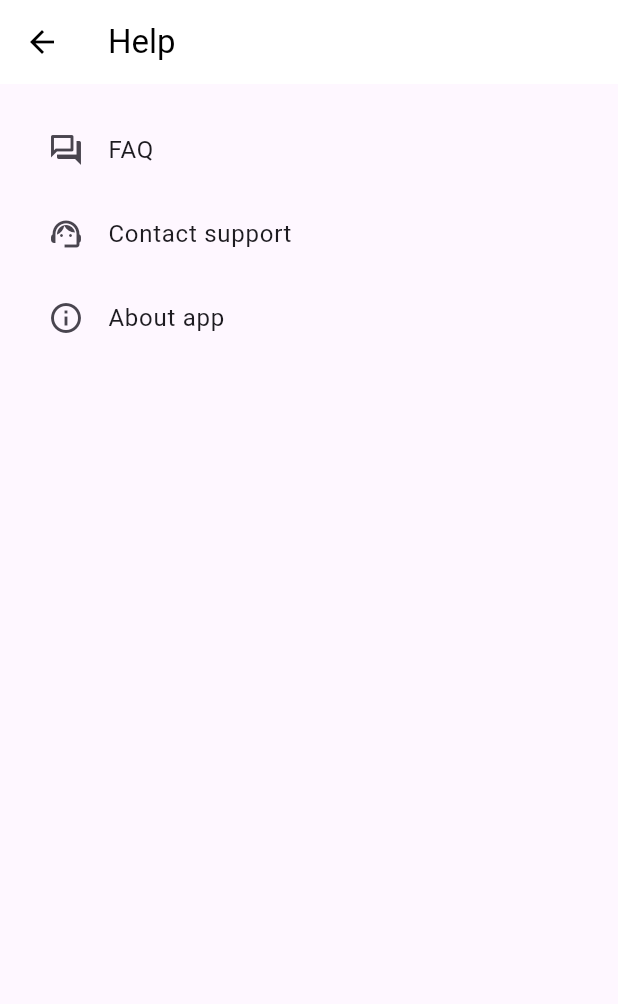
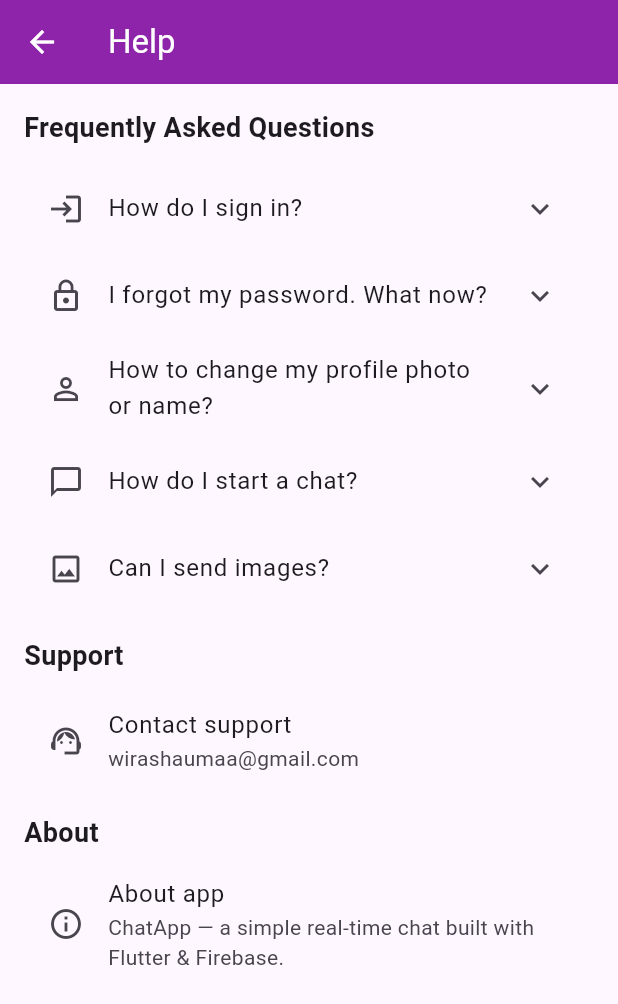
Before and after one commit to wirashauma/ChatApp-Cloud, a Flutter app: the HelpScreen screen opened directly, on a phone screen of 412 x 824 dp. Shown: the top 1004 px of the screen. Run offline on Flutter 3.47's test engine with Material 3 defaults, Android fonts, the phone set to English and light mode, and no system bars; our stand-ins replace cloud_firestore, firebase_auth, firebase_core, firebase_storage, image_picker; accounts and stored records are empty.

Commit message:
Feat: Revamp HelpScreen with detailed FAQs and improved layout

```diff
--- a/lib/screens/profile/help_screen.dart
+++ b/lib/screens/profile/help_screen.dart
@@ -8,27 +8,90 @@ class HelpScreen extends StatelessWidget {
     return Scaffold(
       appBar: AppBar(
         title: const Text('Help'),
-        backgroundColor: Colors.white,
+        backgroundColor: Colors.purple[600],
         elevation: 0,
-        foregroundColor: Colors.black,
+        foregroundColor: Colors.white,
       ),
       body: ListView(
         padding: const EdgeInsets.all(16.0),
         children: [
-          ListTile(
-            leading: const Icon(Icons.question_answer_outlined),
-            title: const Text('FAQ'),
-            onTap: () {},
+          const Text('Frequently Asked Questions',
+              style: TextStyle(fontSize: 18, fontWeight: FontWeight.bold)),
+          const SizedBox(height: 12),
+          ExpansionTile(
+            leading: const Icon(Icons.login_outlined),
+            title: const Text('How do I sign in?'),
+            children: const [
+              Padding(
+                padding: EdgeInsets.all(12.0),
+                child: Text(
+                    'Sign in using your registered email and password on the Login screen. If you used phone auth, use the OTP flow.'),
+              )
+            ],
           ),
+          ExpansionTile(
+            leading: const Icon(Icons.lock_outline),
+            title: const Text('I forgot my password. What now?'),
+            children: const [
+              Padding(
+                padding: EdgeInsets.all(12.0),
+                child: Text(
+                    'Use the "Forgot password" link on the login screen to request a password reset email. Follow the instructions sent to your email.'),
+              )
+            ],
+          ),
+          ExpansionTile(
+            leading: const Icon(Icons.person_outline),
+            title: const Text('How to change my profile photo or name?'),
+            children: const [
+              Padding(
+                padding: EdgeInsets.all(12.0),
+                child: Text(
+                    'Open Account → Edit Profile. You can choose a photo from your gallery or take a new photo. After uploading, the new photo will be saved to your profile.'),
+              )
+            ],
+          ),
+          ExpansionTile(
+            leading: const Icon(Icons.chat_bubble_outline),
+            title: const Text('How do I start a chat?'),
+            children: const [
+              Padding(
+                padding: EdgeInsets.all(12.0),
+                child: Text(
+                    'Tap the + button on the Chats screen, enter the email of a registered user, then start messaging.'),
+              )
+            ],
+          ),
+          ExpansionTile(
+            leading: const Icon(Icons.image_outlined),
+            title: const Text('Can I send images?'),
+            children: const [
+              Padding(
+                padding: EdgeInsets.all(12.0),
+                child: Text(
+                    'Yes — use the attachment or camera button inside a chat to send images. Large files may take longer to upload.'),
+              )
+            ],
+          ),
+          const SizedBox(height: 16),
+          const Text('Support',
+              style: TextStyle(fontSize: 18, fontWeight: FontWeight.bold)),
+          const SizedBox(height: 8),
           ListTile(
             leading: const Icon(Icons.support_agent_outlined),
             title: const Text('Contact support'),
+            subtitle: const Text('wirashaumaa@gmail.com'),
             onTap: () {},
           ),
-          ListTile(
-            leading: const Icon(Icons.info_outline),
-            title: const Text('About app'),
-            onTap: () {},
+          const SizedBox(height: 12),
+          const Text('About',
+              style: TextStyle(fontSize: 18, fontWeight: FontWeight.bold)),
+          const SizedBox(height: 8),
+          const ListTile(
+            leading: Icon(Icons.info_outline),
+            title: Text('About app'),
+            subtitle: Text(
+                'ChatApp — a simple real-time chat built with Flutter & Firebase.'),
           ),
         ],
       ),
```
